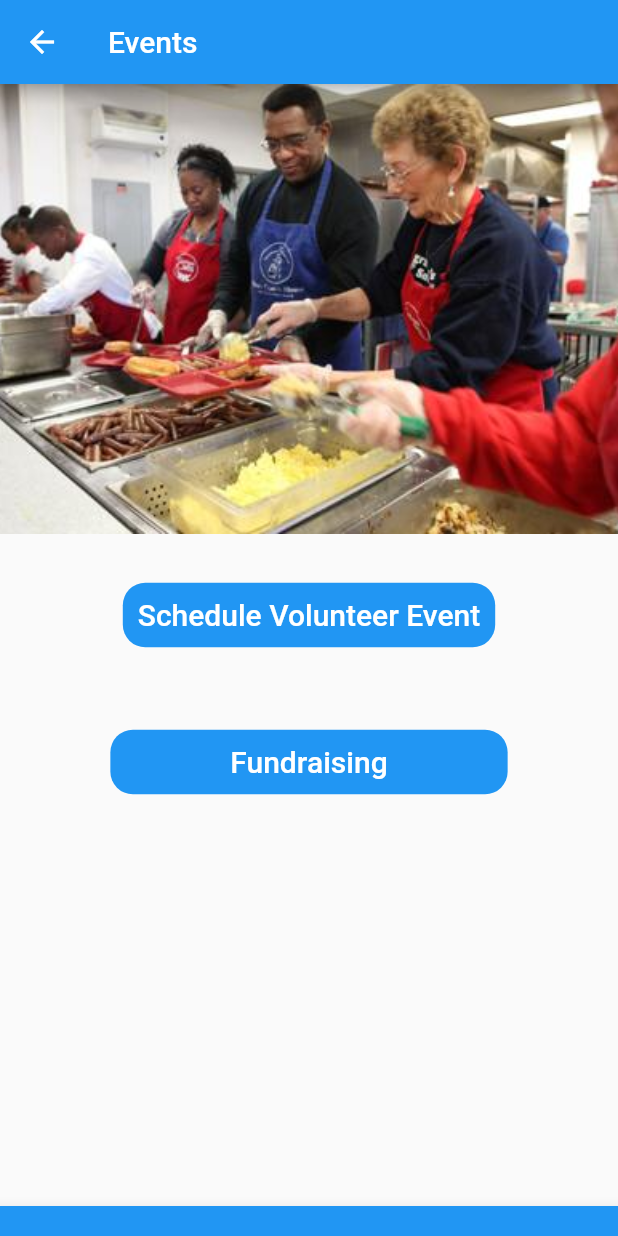
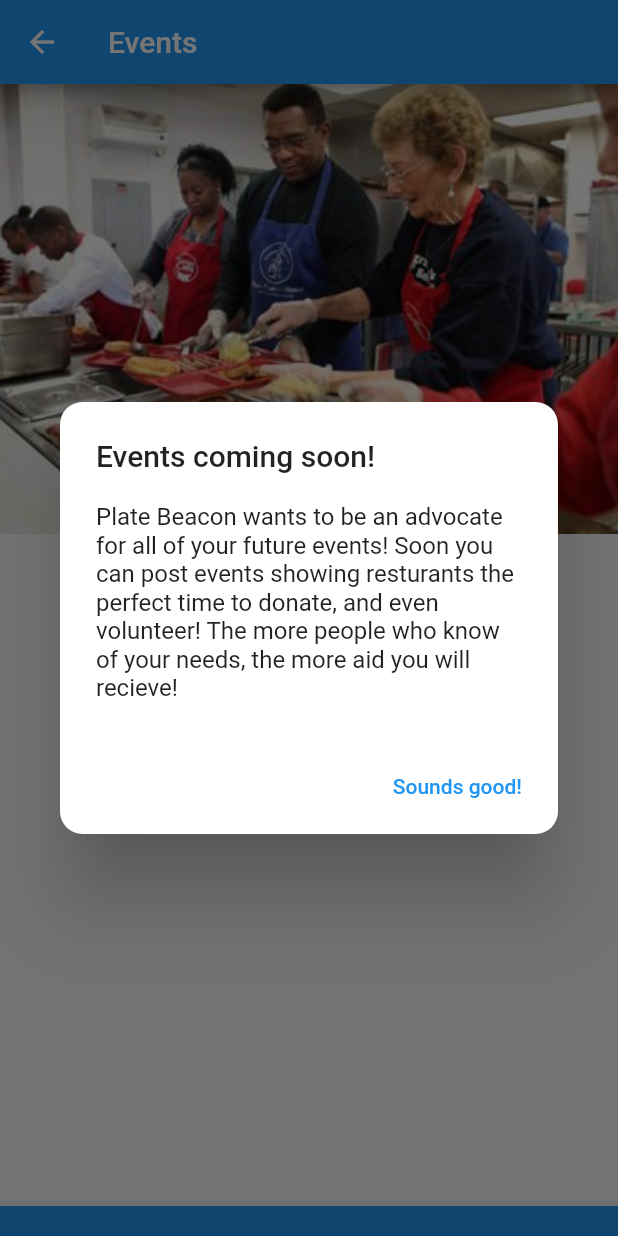
Before and after one commit to Festus1440/platebeacon_app, a Flutter app: the Events screen opened directly, after a tap on "Fundraising", on a phone screen of 412 x 824 dp. Run offline on Flutter 3.47's test engine with Material 2 defaults, Android fonts, the phone set to English and light mode, and no system bars; our stand-ins replace cloud_firestore, firebase_auth, google_maps_flutter, location; missing offline and left inert: flutter_polyline_points, google_map_polyline; accounts and stored records are empty.

Commit message:
texts in all dialog boxes fixed

```diff
--- a/lib/Home.dart
+++ b/lib/Home.dart
@@ -188,8 +188,10 @@
                   return AlertDialog(
                     shape: RoundedRectangleBorder(borderRadius: new BorderRadius.circular(15)),
                     backgroundColor: Colors.white,
-                    title: new Text("Function coming soon!"),
-                    content: new Text("This will be updated to do .."),
+                    title: new Text("Food request coming soon!"),
+                    content: new Text("Getting to many potatoes? Let's go ahead and share that information so we "
+                        "can share the wealth elsewhere, and ensure you get the food you need! This will also "
+                        "provide much needed data to see what foods are scarce, compared to whats easily accessable. "),
                     actions: <Widget>[
                       new FlatButton(
                         child: new
--- a/lib/ShelterDrawer/Events.dart
+++ b/lib/ShelterDrawer/Events.dart
@@ -122,12 +122,15 @@
           shape: RoundedRectangleBorder(
               borderRadius: new BorderRadius.circular(15)),
           backgroundColor: Colors.white,
-          title: new Text(" Events "),
-          content: new Text("Coming Soon...."),
+          title: new Text("Events coming soon!"),
+
+          content: new Text("Plate Beacon wants to be an advocate for all of your future events!"
+              " Soon you can post events showing resturants the perfect time to donate, and even volunteer!"
+              " The more people who know of your needs, the more aid you will recieve! "),
           actions: <Widget>[
+// usually buttons at the bottom of the dialog
             new FlatButton(
-              child: new
-              Text("Sounds good ?"),
+              child: new Text("Sounds good!"),
               textColor: Colors.blue,
               onPressed: () {
                 Navigator.of(context).pop();
@@ -149,12 +152,12 @@
           shape: RoundedRectangleBorder(
               borderRadius: new BorderRadius.circular(15)),
           backgroundColor: Colors.white,
-          title: new Text(" Schedule for Volunteer "),
-          content: new Text("Coming Soon...."),
+          title: new Text(" Schedule for Volunteers "),
+          content: new Text("Details of your event will be posted here and sent out!"),
           actions: <Widget>[
             new FlatButton(
               child: new
-              Text("Sounds good ?"),
+              Text("Sounds good!"),
               textColor: Colors.blue,
               onPressed: () {
                 Navigator.of(context).pop();
@@ -177,11 +180,11 @@
               borderRadius: new BorderRadius.circular(15)),
           backgroundColor: Colors.white,
           title: new Text(" Fundraising "),
-          content: new Text("Coming Soon...."),
+          content: new Text("Let's get more awareness of any fundraisers going on too!"),
           actions: <Widget>[
             new FlatButton(
               child: new
-              Text("Sounds good ?"),
+              Text("Sounds good!"),
               textColor: Colors.blue,
               onPressed: () {
                 Navigator.of(context).pop();
--- a/lib/ShelterDrawer/Notifications.dart
+++ b/lib/ShelterDrawer/Notifications.dart
@@ -234,12 +234,14 @@
         return AlertDialog(
           shape: RoundedRectangleBorder(borderRadius: new BorderRadius.circular(15)),
           backgroundColor: Colors.white,
-          title: new Text("Notifications Page"),
-          content: new Text("Coming Soon...."),
+          title: new Text("Notifications coming soon!"),
+
+          content: new Text("Eventually, you will be able to pick and choose the notification methods you like"
+              " in order to recieve information from Plate Beacon!"),
           actions: <Widget>[
+// usually buttons at the bottom of the dialog
             new FlatButton(
-              child: new
-              Text("is it sounds good?") ,
+              child: new Text("Sounds good!"),
               onPressed: () {
                 Navigator.of(context).pop();
               },
--- a/lib/ShelterDrawer/ShelterStories.dart
+++ b/lib/ShelterDrawer/ShelterStories.dart
@@ -144,12 +144,13 @@
         return AlertDialog(
           shape: RoundedRectangleBorder(borderRadius: new BorderRadius.circular(15)),
           backgroundColor: Colors.white,
-          title: new Text("About Our Stroy"),
-          content: new Text("Coming Soon...."),
+          title: new Text("Stories coming soon!"),
+          content: new Text("Soon you'll be able to share your experiences using Plate Beacon to all your fans!"
+              " Be proud of the contributions you've made to help those in need! We Applaud you!"),
           actions: <Widget>[
             new FlatButton(
               child: new
-              Text("is it sounds good?") ,
+              Text("Sounds good!") ,
               onPressed: () {
                 Navigator.of(context).pop();
               },
--- a/lib/ShelterMain.dart
+++ b/lib/ShelterMain.dart
@@ -32,7 +32,7 @@
         '/notifications': (BuildContext context) => Notifications(),
         '/main': (BuildContext context) => MaterialDesign(),
         '/events': (BuildContext context) => Events(),
-        '/shelterAnalytics': (BuildContext context) => shelterAnalytics(),
+        '/shelterAnalytics': (BuildContext context) => AnalyticsBody(),
       },
     );
   }
@@ -201,7 +201,7 @@
               onTap: () {
                 Navigator.of(context).pop();
                 Navigator.push(context,
-                    MaterialPageRoute(builder: (context) => shelterAnalytics()));
+                    MaterialPageRoute(builder: (context) => AnalyticsBody()));
 //                setState(() {
 //                  _bottomBarIndex = 1;
 //                });
--- a/lib/ShelterScreens/shelterAnalytics.dart
+++ b/lib/ShelterScreens/shelterAnalytics.dart
@@ -81,8 +81,7 @@
   //Builds the overall view of the Analytics page
   @override
   Widget build(BuildContext context) {
-    return SafeArea(
-      child: Scaffold(
+      return Scaffold(
         appBar: AppBar( //Top Bar.
           backgroundColor: Colors.blue,
           title: Text("My Analytics"),
@@ -91,7 +90,7 @@
           child: _widgetOptions.elementAt(_selectedIndex),
         ),
         bottomNavigationBar: BottomNavigationBar( //Lower navigation.
-          backgroundColor: Colors.grey,
+          backgroundColor: Colors.blue,
           items: const <BottomNavigationBarItem>[
             //Contains the lower icons on the screen
             BottomNavigationBarItem(
@@ -114,8 +113,8 @@
           //Color which indicates selected icon
           onTap: _onItemTapped, //Action
         ),
-      ),
-    );
+      );
+
   }
 
   void _showDialog() {
@@ -129,13 +128,13 @@
           shape:
           RoundedRectangleBorder(borderRadius: new BorderRadius.circular(15)),
           backgroundColor: Colors.white,
-          title: new Text("My Analytics"),
+          title: new Text("My Analytics coming soon!"),
 
-          content: new Text("Coming Soon ....."),
+          content: new Text("Here is where all analytics will be displayed, please click the bottom buttons for further details!"),
           actions: <Widget>[
 // usually buttons at the bottom of the dialog
             new FlatButton(
-              child: new Text("Ok"),
+              child: new Text("Sounds good!"),
               textColor: Colors.blue,
               onPressed: () {
                 Navigator.of(context).pop();
@@ -158,13 +157,14 @@
           shape:
           RoundedRectangleBorder(borderRadius: new BorderRadius.circular(15)),
           backgroundColor: Colors.white,
-          title: new Text("Savings"),
+          title: new Text("Savings coming soon!"),
 
-          content: new Text("Coming Soon savings....."),
+          content: new Text("Soon you will be able to see your weekly, monthly, and yearly savings as a result of "
+              "donating rather than disposal! "),
           actions: <Widget>[
 // usually buttons at the bottom of the dialog
             new FlatButton(
-              child: new Text("Ok"),
+              child: new Text("Sounds good!"),
               textColor: Colors.blue,
               onPressed: () {
                 Navigator.of(context).pop();
@@ -187,13 +187,14 @@
           shape:
           RoundedRectangleBorder(borderRadius: new BorderRadius.circular(15)),
           backgroundColor: Colors.white,
-          title: new Text("Ranking"),
+          title: new Text("Ranking coming soon"),
 
-          content: new Text("Coming Soon Ranking....."),
+          content: new Text("See where you stand out among other restaurant donators! Word is this will "
+              "become a focal point of our rewards program!"),
           actions: <Widget>[
 // usually buttons at the bottom of the dialog
             new FlatButton(
-              child: new Text("Ok"),
+              child: new Text("Sounds good"),
               textColor: Colors.blue,
               onPressed: () {
                 Navigator.of(context).pop();
@@ -216,13 +217,14 @@
           shape:
           RoundedRectangleBorder(borderRadius: new BorderRadius.circular(15)),
           backgroundColor: Colors.white,
-          title: new Text("Earnings"),
+          title: new Text("Earnings coming soon"),
 
-          content: new Text("Coming Soon Earnings....."),
+          content: new Text("Future versions of this app will allow meal purchases by your clients! This is where you will see"
+              " any earnings gained by this feature! "),
           actions: <Widget>[
 // usually buttons at the bottom of the dialog
             new FlatButton(
-              child: new Text("Ok"),
+              child: new Text("Sounds good!"),
               textColor: Colors.blue,
               onPressed: () {
                 Navigator.of(context).pop();
--- a/lib/restaurantScreens/restaurantAnalytics.dart
+++ b/lib/restaurantScreens/restaurantAnalytics.dart
@@ -24,11 +24,11 @@
 
 class _AnalyticsBodyState extends State<AnalyticsBody> {
 
-//  @override
-//  void initState() {
-//    super.initState();
-//    Timer.run(() => _showDialog());
-//  }
+  @override
+  void initState() {
+    super.initState();
+    Timer.run(() => _showDialog());
+  }
 
   int _selectedIndex = 0;
 
@@ -56,18 +56,18 @@
 
   //Function: Takes on parameter an sets the index of the currently selected widget
   void _onItemTapped(int index) {
-//    switch (index) {
-//      case 0:
-////        _showDialogSavings();
-//        break;
-//      case 1:
-//        _showDialogRanking();
-//        break;
-//      case 2:
-//        _showDialogEarnings();
-//        break;
-//      default:_showDialog();
-//    }
+    switch (index) {
+      case 0:
+        _showDialogSavings();
+        break;
+      case 1:
+        _showDialogRanking();
+        break;
+      case 2:
+        _showDialogEarnings();
+        break;
+      default:_showDialog();
+    }
 
     setState(() {
       _selectedIndex = index;
@@ -162,13 +162,13 @@
           shape:
           RoundedRectangleBorder(borderRadius: new BorderRadius.circular(15)),
           backgroundColor: Colors.white,
-          title: new Text("My Analytics"),
+          title: new Text("My Analytics coming soon!"),
 
-          content: new Text("Coming Soon ....."),
+          content: new Text("Here is where all analytics will be displayed, please click the bottom buttons for further details!"),
           actions: <Widget>[
 // usually buttons at the bottom of the dialog
             new FlatButton(
-              child: new Text("Ok"),
+              child: new Text("Sounds good!"),
               textColor: Colors.green,
               onPressed: () {
                 Navigator.of(context).pop();
@@ -191,13 +191,14 @@
           shape:
           RoundedRectangleBorder(borderRadius: new BorderRadius.circular(15)),
           backgroundColor: Colors.white,
-          title: new Text("Savings"),
+          title: new Text("Savings coming soon!"),
 
-          content: new Text("Coming Soon savings....."),
+          content: new Text("Soon you will be able to see your weekly, monthly, and yearly savings as a result of "
+              "donating rather than disposal! "),
           actions: <Widget>[
 // usually buttons at the bottom of the dialog
             new FlatButton(
-              child: new Text("Ok"),
+              child: new Text("Sounds good!"),
               textColor: Colors.green,
               onPressed: () {
                 Navigator.of(context).pop();
@@ -220,13 +221,14 @@
           shape:
           RoundedRectangleBorder(borderRadius: new BorderRadius.circular(15)),
           backgroundColor: Colors.white,
-          title: new Text("Ranking"),
+          title: new Text("Ranking coming soon"),
 
-          content: new Text("Coming Soon Ranking....."),
+          content: new Text("See where you stand out among other restaurant donators! Word is this will "
+              "become a focal point of our rewards program!"),
           actions: <Widget>[
 // usually buttons at the bottom of the dialog
             new FlatButton(
-              child: new Text("Ok"),
+              child: new Text("Sounds good"),
               textColor: Colors.green,
               onPressed: () {
                 Navigator.of(context).pop();
@@ -249,13 +251,14 @@
           shape:
           RoundedRectangleBorder(borderRadius: new BorderRadius.circular(15)),
           backgroundColor: Colors.white,
-          title: new Text("Earnings"),
+          title: new Text("Earnings coming soon"),
 
-          content: new Text("Coming Soon Earnings....."),
+          content: new Text("Future versions of this app will allow meal purchases by your clients! This is where you will see"
+              " any earnings gained by this feature! "),
           actions: <Widget>[
 // usually buttons at the bottom of the dialog
             new FlatButton(
-              child: new Text("Ok"),
+              child: new Text("Sounds good!"),
               textColor: Colors.green,
               onPressed: () {
                 Navigator.of(context).pop();
--- a/lib/shelterBottomBarPages/shelterAccount.dart
+++ b/lib/shelterBottomBarPages/shelterAccount.dart
@@ -56,12 +56,12 @@
                   return AlertDialog(
                     shape: RoundedRectangleBorder(borderRadius: new BorderRadius.circular(15)),
                     backgroundColor: Colors.white,
-                    title: new Text("Function coming soon!"),
-                    content: new Text("This will be updated to do .."),
+                    title: new Text("Favorites coming soon!"),
+                    content: new Text("Soon you will be able to favorite Shelters you work with"
+                        " closely and view them all in one place!"),
                     actions: <Widget>[
                       new FlatButton(
-                        child: new
-                        Text("Sounds good!") ,
+                        child: new Text("Sounds good!"),
                         onPressed: () {
                           Navigator.of(context).pop();
                         },
@@ -85,12 +85,12 @@
                 return AlertDialog(
                   shape: RoundedRectangleBorder(borderRadius: new BorderRadius.circular(15)),
                   backgroundColor: Colors.white,
-                  title: new Text("Function coming soon!"),
-                  content: new Text("This will be updated to do .."),
+                  title: new Text("Help coming soon!"),
+                  content: new Text("Yes, you might have questions and we'll have a help section shortly."
+                      " For now directly ask the team!"),
                   actions: <Widget>[
                     new FlatButton(
-                      child: new
-                      Text("Sounds good!") ,
+                      child: new Text("Sounds good!"),
                       onPressed: () {
                         Navigator.of(context).pop();
                       },
@@ -111,12 +111,11 @@
                 return AlertDialog(
                   shape: RoundedRectangleBorder(borderRadius: new BorderRadius.circular(15)),
                   backgroundColor: Colors.white,
-                  title: new Text("Function coming soon!"),
-                  content: new Text("This will be updated to do .."),
+                  title: new Text("Payment Options coming soon!"),
+                  content: new Text("Feel FREE to use this app as part of our research, no need to pay right now! "),
                   actions: <Widget>[
                     new FlatButton(
-                      child: new
-                      Text("Sounds good!") ,
+                      child: new Text("Sounds good!"),
                       onPressed: () {
                         Navigator.of(context).pop();
                       },
@@ -138,12 +137,11 @@
                 return AlertDialog(
                   shape: RoundedRectangleBorder(borderRadius: new BorderRadius.circular(15)),
                   backgroundColor: Colors.white,
-                  title: new Text("Function coming soon!"),
-                  content: new Text("This will be updated to do .."),
+                  title: new Text("About coming soon!"),
+                  content: new Text("Our story shall be told! ..By us verbally for now but stay tuned! About will make its debut!"),
                   actions: <Widget>[
                     new FlatButton(
-                      child: new
-                      Text("Sounds good!") ,
+                      child: new Text("Sounds good!"),
                       onPressed: () {
                         Navigator.of(context).pop();
                       },
```
Also changed, not shown: 1 other file.
